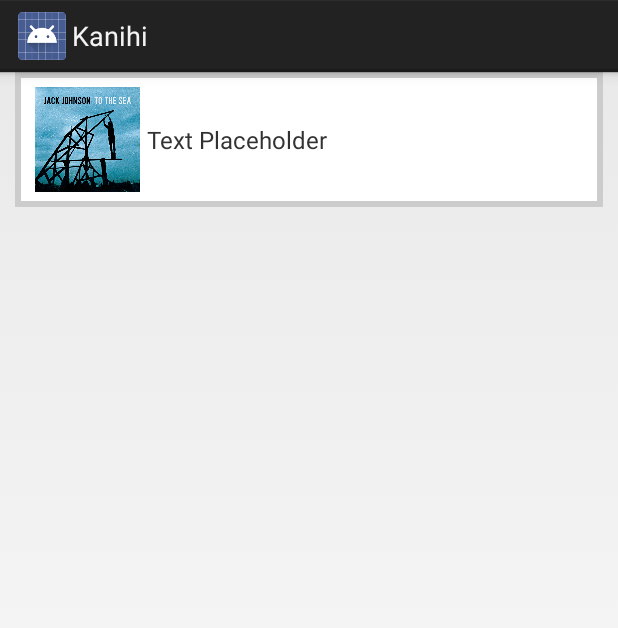
After one commit to cjlucas/kanihi-android, an Android app: the layout model_list_row.xml on its own in the app's theme, with its tools: preview values and no code run, on a phone screen of 412 x 824 dp. The commit adds this screen. Shown: the top 628 px of the screen. Run offline under Robolectric (Android 15) with nearby library versions, the phone set to English and light mode, and no system bars.

Commit message:
added new row/list layouts

```diff
--- a/kanihi/src/main/java/net/cjlucas/kanihi/data/adapters/ModelAdapter.java
+++ b/kanihi/src/main/java/net/cjlucas/kanihi/data/adapters/ModelAdapter.java
@@ -49,4 +49,9 @@
     public View getView(int position, View view, ViewGroup viewGroup) {
         return mRowViewAdapter.getRowView(getModel(position), view, viewGroup);
     }
+
+    @Override
+    public boolean hasStableIds() {
+        return true;
+    }
 }
--- a/kanihi/src/main/java/net/cjlucas/kanihi/fragments/ArtistListFragment.java
+++ b/kanihi/src/main/java/net/cjlucas/kanihi/fragments/ArtistListFragment.java
@@ -8,6 +8,7 @@
 import android.widget.ListView;
 import android.widget.TextView;
 
+import net.cjlucas.kanihi.R;
 import net.cjlucas.kanihi.api.ApiHttpClient;
 import net.cjlucas.kanihi.data.DataStore;
 import net.cjlucas.kanihi.model.AlbumArtist;
@@ -26,10 +27,10 @@
         View view = reusableView;
         if (view == null && getActivity() != null) {
             view = getActivity().getLayoutInflater()
-                    .inflate(android.R.layout.simple_list_item_1, viewGroup, false);
+                    .inflate(R.layout.model_list_row, viewGroup, false);
         }
 
-        TextView textView = (TextView)view.findViewById(android.R.id.text1);
+        TextView textView = (TextView)view.findViewById(R.id.text1);
         textView.setText(artist.getName());
 
         return view;
--- a/kanihi/src/main/java/net/cjlucas/kanihi/fragments/ModelListFragment.java
+++ b/kanihi/src/main/java/net/cjlucas/kanihi/fragments/ModelListFragment.java
@@ -26,7 +26,7 @@
 
     @Override
     public View onCreateView(LayoutInflater inflater, ViewGroup container, Bundle savedInstanceState) {
-        View view = inflater.inflate(android.R.layout.list_content, container, false);
+        View view = inflater.inflate(R.layout.model_list_view, container, false);
 
         DataStore dataStore = DataStore.setupInstance(getActivity());
 
--- /dev/null
+++ b/kanihi/src/main/res/layout/model_list_row.xml
@@ -0,0 +1,45 @@
+<?xml version="1.0" encoding="utf-8"?>
+
+<RelativeLayout xmlns:android="http://schemas.android.com/apk/res/android"
+    android:layout_width="match_parent"
+    android:layout_height="match_parent"
+    android:paddingLeft="10dp"
+    android:paddingRight="10dp">
+
+    <RelativeLayout
+        android:layout_width="match_parent"
+        android:layout_height="90dp"
+        android:background="#ccc"
+        android:padding="4dp" >
+
+        <RelativeLayout
+            android:layout_width="match_parent"
+            android:layout_height="match_parent"
+            android:background="#fff"
+            android:layout_centerInParent="true"
+            android:paddingTop="6dp"
+            android:paddingBottom="6dp"
+            android:paddingLeft="4dp"
+            android:paddingRight="4dp"
+            android:id="@+id/inner_container">
+
+            <ImageView
+                android:layout_width="80dp"
+                android:layout_height="match_parent"
+                android:layout_alignParentLeft="true"
+                android:id="@+id/image_view"
+
+                android:src="@drawable/jack"/>
+            <TextView
+                android:id="@+id/text1"
+                android:layout_width="match_parent"
+                android:layout_height="match_parent"
+                android:layout_toEndOf="@id/image_view"
+                android:gravity="center_vertical"
+                android:text="@string/text_placeholder"
+                android:textSize="16dp" />
+
+        </RelativeLayout>
+    </RelativeLayout>
+
+</RelativeLayout>
--- a/kanihi/src/main/res/values/strings.xml
+++ b/kanihi/src/main/res/values/strings.xml
@@ -4,5 +4,6 @@
     <string name="app_name">Kanihi</string>
     <string name="hello_world">Hello world!</string>
     <string name="action_settings">Settings</string>
+    <string name="text_placeholder">Text Placeholder</string>
 
 </resources>
```
Also changed, not shown: kanihi/src/main/res/layout/model_list_view.xml (added, +39 -0 lines), kanihi/src/main/res/drawable-hdpi/jack.jpg (added).
